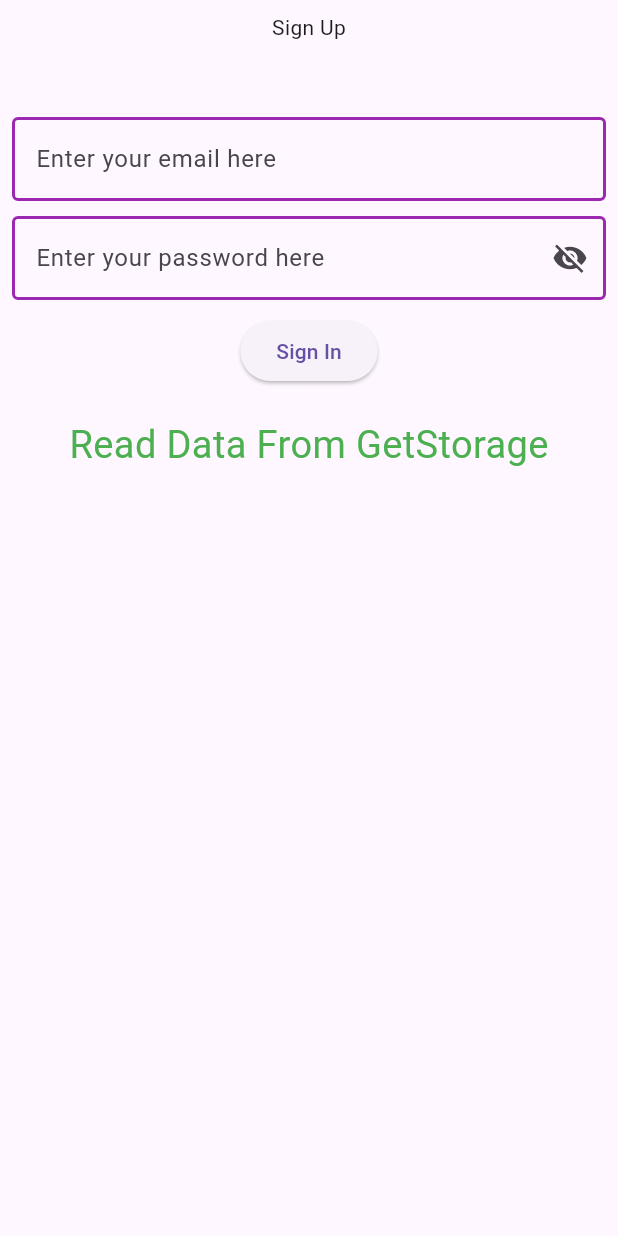
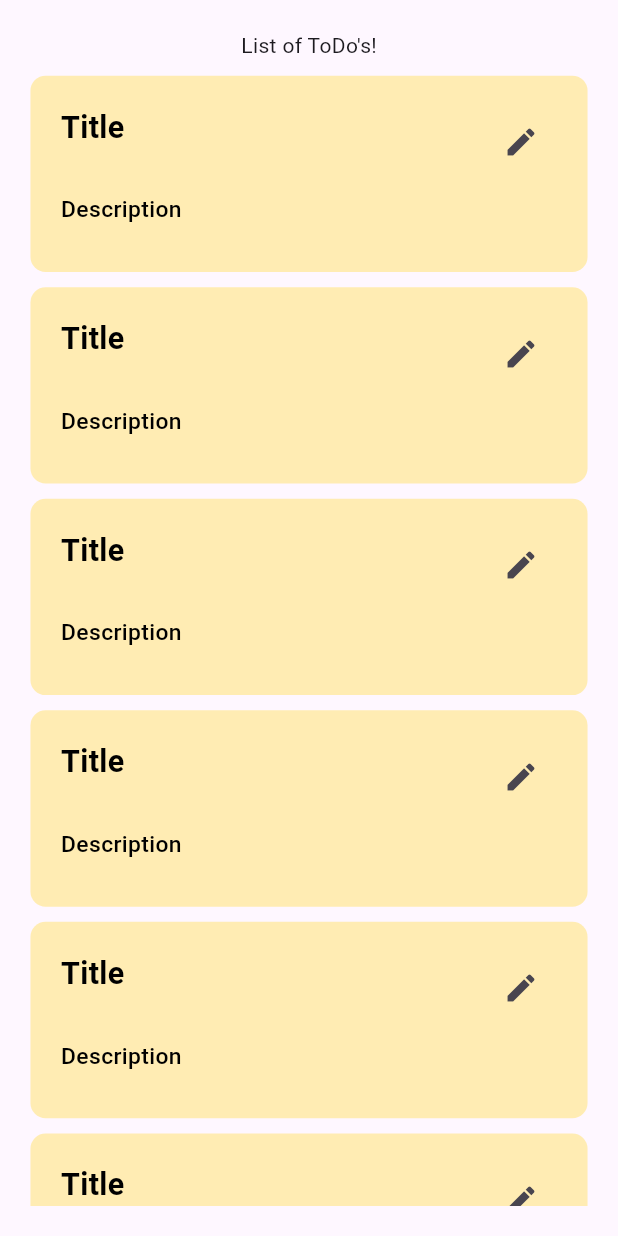
Before and after one commit to ImtiazChowdhuryWork/get_storage_practice, a Flutter app: the screen it shows after launch, on a phone screen of 412 x 824 dp. Run offline on Flutter 3.47's test engine with Material 3 defaults, Android fonts, the phone set to English and light mode, and no system bars; our stand-ins replace flutter_screenutil, get, get_it, get_storage.

Commit message:
offline notes home page work ongoing

```diff
--- a/lib/main.dart
+++ b/lib/main.dart
@@ -5,6 +5,7 @@ import 'package:get_storage/get_storage.dart';
 import 'package:get_storage_practice/controller/controllers_binding/controllers_binding.dart';
 import 'package:get_storage_practice/helper/di_helper.dart';
 import 'package:get_storage_practice/views/home_screen.dart';
+import 'package:get_storage_practice/views/offline_notes_home_screen.dart';
 
 void main() async {
   ///This ensures that flutter engine is ready for "bindings intializations"
@@ -27,7 +28,7 @@ class MyApp extends StatelessWidget {
         return GetMaterialApp(
           debugShowCheckedModeBanner: false,
           initialBinding: ControllersBindings(),
-          home: HomeScreen(),
+          home: OfflineNotesHomeScreen(),
         );
       },
     );
--- /dev/null
+++ b/lib/views/offline_notes_home_screen.dart
@@ -0,0 +1,79 @@
+import 'package:flutter/material.dart';
+import 'package:flutter_screenutil/flutter_screenutil.dart';
+import 'package:get_storage_practice/helper/ui_helper.dart';
+
+class OfflineNotesHomeScreen extends StatelessWidget {
+  const OfflineNotesHomeScreen({super.key});
+
+  @override
+  Widget build(BuildContext context) {
+    return Scaffold(
+      body: SafeArea(
+        child: Padding(
+          padding: EdgeInsets.all(UIHelper.kDefaulutPadding()),
+          child: SingleChildScrollView(
+            child: Column(
+              children: [
+                Text("List of ToDo's!"),
+                UIHelper.verticalSpace(10.h),
+
+                ListView.separated(
+                  itemCount: 10,
+                  shrinkWrap: true,
+                  physics: const NeverScrollableScrollPhysics(),
+                  separatorBuilder: (context, index) =>
+                      UIHelper.verticalSpace(10.h),
+                  itemBuilder: (context, index) {
+                    return Container(
+                      padding: EdgeInsets.all(UIHelper.kDefaulutPadding()),
+                      decoration: BoxDecoration(
+                        color: Colors.amber.shade100,
+                        borderRadius: BorderRadius.circular(10.r),
+                      ),
+                      child: Column(
+                        crossAxisAlignment: CrossAxisAlignment.start,
+                        children: [
+                          ///Title
+                          Row(
+                            mainAxisAlignment: MainAxisAlignment.spaceBetween,
+                            crossAxisAlignment: CrossAxisAlignment.start,
+                            children: [
+                              Text(
+                                "Title",
+                                style: TextStyle(
+                                  color: Colors.black,
+                                  fontSize: 20.sp,
+                                  fontWeight: FontWeight.w600,
+                                ),
+                              ),
+                              IconButton(
+                                onPressed: () {},
+                                icon: Icon(Icons.edit),
+                              ),
+                            ],
+                          ),
+                          UIHelper.verticalSpace(10.h),
+
+                          ///Description
+                          Text(
+                            "Description",
+                            style: TextStyle(
+                              color: Colors.black,
+                              fontSize: 15.sp,
+                              fontWeight: FontWeight.w500,
+                            ),
+                          ),
+                          UIHelper.verticalSpace(10.h),
+                        ],
+                      ),
+                    );
+                  },
+                ),
+              ],
+            ),
+          ),
+        ),
+      ),
+    );
+  }
+}
```
